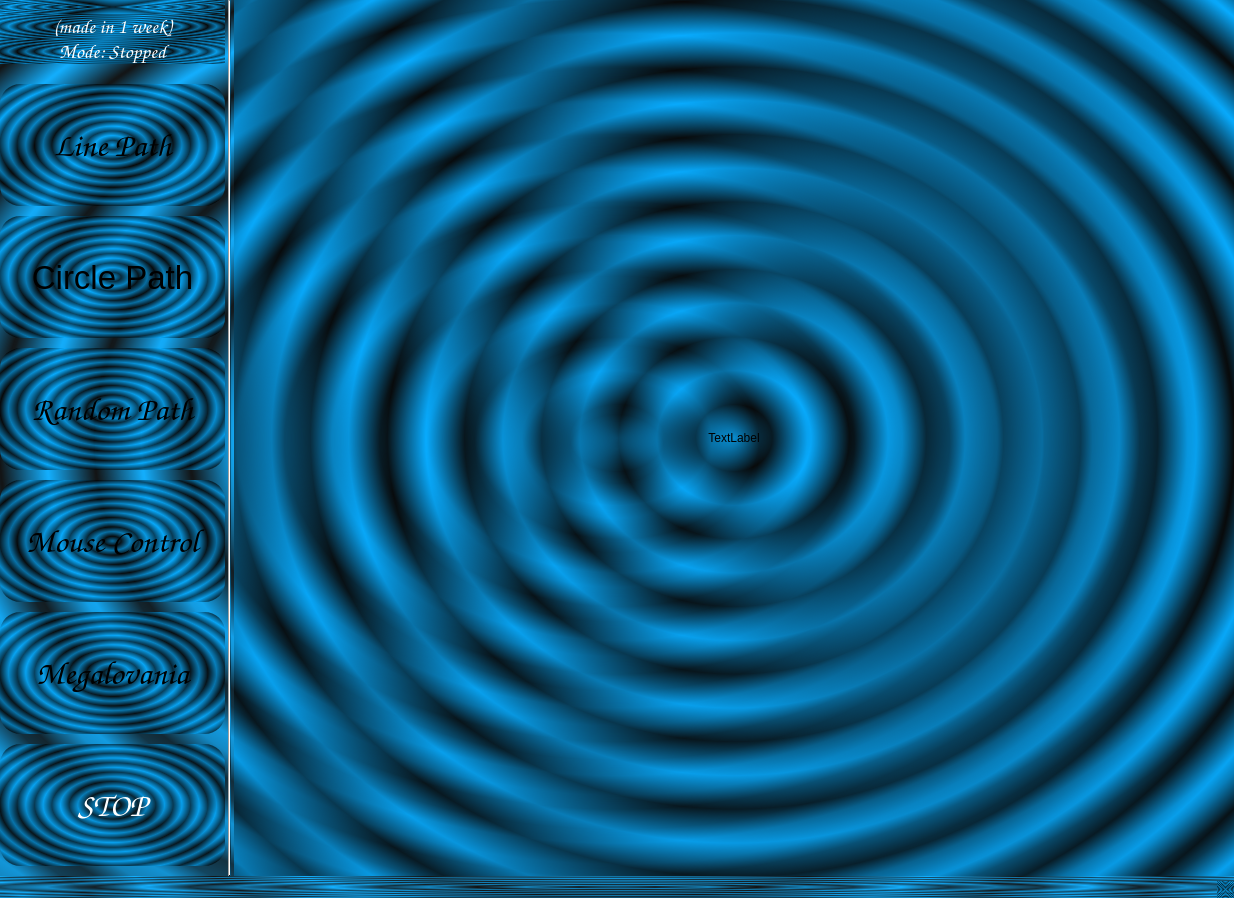
Old version of the form better_gui/new_gui.ui in the repository ultrasonic-homies/ultrasonic-holography.
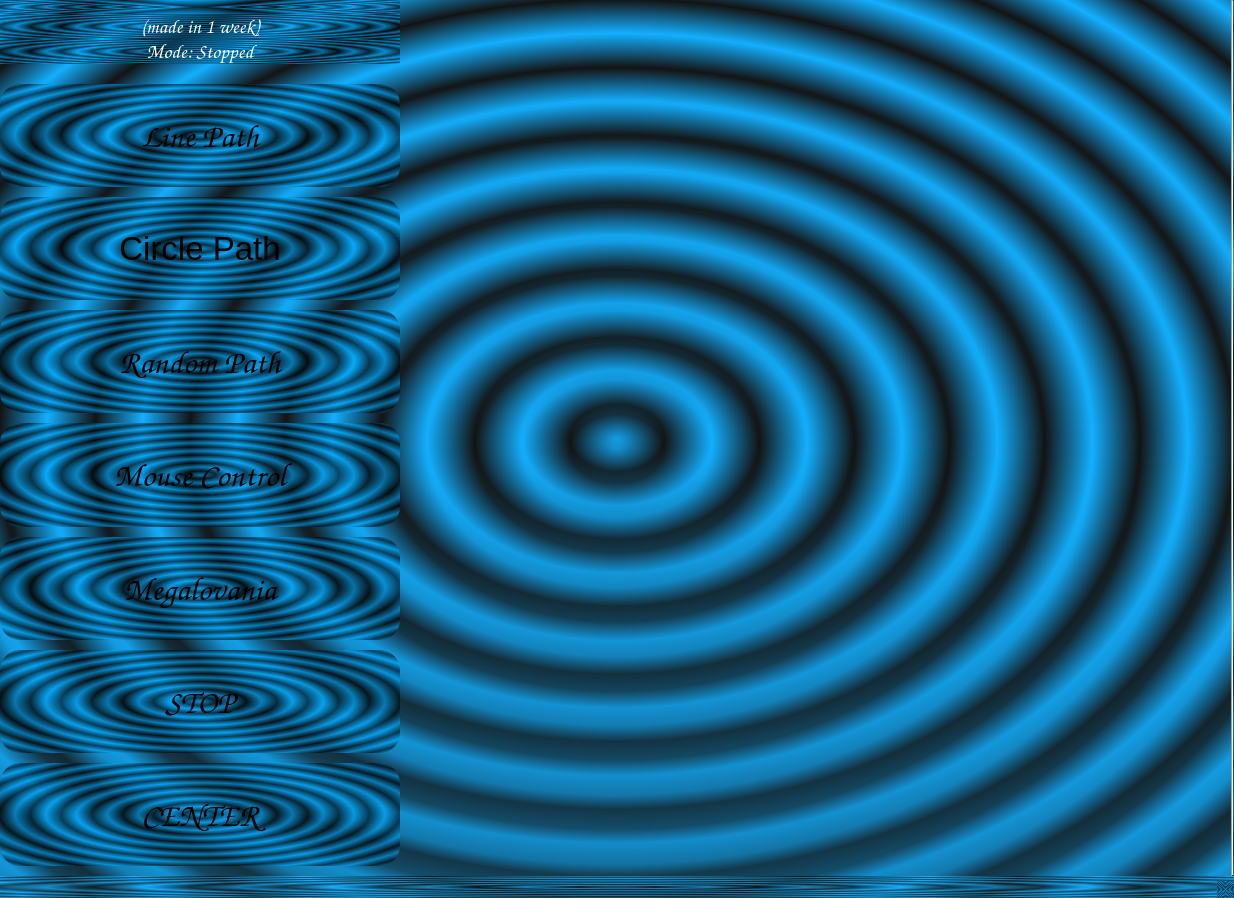
New version of the form. Icons and pictures are not drawn.

Commit message: add center button

The edit to the form file:
```diff
--- a/better_gui/new_gui.ui
+++ b/better_gui/new_gui.ui
@@ -20,7 +20,7 @@
    <string notr="true">background-color: qradialgradient(spread:repeat, cx:0.5, cy:0.5, radius:0.077, fx:0.5, fy:0.5, stop:0 rgba(0, 169, 255, 147), stop:0.497326 rgba(0, 0, 0, 147), stop:1 rgba(0, 169, 255, 147))</string>
   </property>
   <widget class="QWidget" name="centralwidget">
-   <layout class="QHBoxLayout" name="horizontalLayout" stretch="1,0,5">
+   <layout class="QHBoxLayout" name="horizontalLayout" stretch="1,0">
     <property name="spacing">
      <number>3</number>
     </property>
@@ -439,11 +439,11 @@
         </property>
         <property name="styleSheet">
          <string notr="true">QPushButton {
-	background-color: qlineargradient(spread:pad, x1:0, y1:0, x2:0, y2:1, stop:0 rgb(149, 81, 166), 	stop:1 rgb(149, 131, 216));
+	background-color: qlineargradient(spread:pad, x1:0, y1:0, x2:0, y2:1, stop:0 rgb(169, 101, 186), 	stop:1 rgb(169, 151, 226));
 	border-radius: 20px;
 	border-image: none;
 	border: none;
-	color: white;
+	color: black;
 }
 
 QPushButton:hover {
@@ -455,6 +455,60 @@
         </property>
        </widget>
       </item>
+      <item>
+       <spacer name="verticalSpacer_7">
+        <property name="orientation">
+         <enum>Qt::Vertical</enum>
+        </property>
+        <property name="sizeType">
+         <enum>QSizePolicy::Minimum</enum>
+        </property>
+        <property name="sizeHint" stdset="0">
+         <size>
+          <width>20</width>
+          <height>10</height>
+         </size>
+        </property>
+       </spacer>
+      </item>
+      <item>
+       <widget class="QPushButton" name="center_button">
+        <property name="sizePolicy">
+         <sizepolicy hsizetype="Minimum" vsizetype="Expanding">
+          <horstretch>0</horstretch>
+          <verstretch>0</verstretch>
+         </sizepolicy>
+        </property>
+        <property name="maximumSize">
+         <size>
+          <width>400</width>
+          <height>16777215</height>
+         </size>
+        </property>
+        <property name="font">
+         <font>
+          <family>Comic Sans MS</family>
+          <pointsize>25</pointsize>
+         </font>
+        </property>
+        <property name="styleSheet">
+         <string notr="true">QPushButton {
+	background-color: qlineargradient(spread:pad, x1:0, y1:0, x2:0, y2:1, stop:0 rgb(255, 105, 180), 	stop:1 rgb(255, 155, 230));
+	border-radius: 20px;
+	border-image: none;
+	border: none;
+	color: black;
+}
+
+QPushButton:hover {
+    border: 2px solid #C9D6EA;
+}</string>
+        </property>
+        <property name="text">
+         <string>CENTER</string>
+        </property>
+       </widget>
+      </item>
       <item>
        <spacer name="verticalSpacer_6">
         <property name="orientation">
@@ -480,28 +534,6 @@
       </property>
      </widget>
     </item>
-    <item>
-     <widget class="QLabel" name="big_label">
-      <property name="sizePolicy">
-       <sizepolicy hsizetype="MinimumExpanding" vsizetype="Maximum">
-        <horstretch>0</horstretch>
-        <verstretch>0</verstretch>
-       </sizepolicy>
-      </property>
-      <property name="maximumSize">
-       <size>
-        <width>1000</width>
-        <height>1000</height>
-       </size>
-      </property>
-      <property name="text">
-       <string>TextLabel</string>
-      </property>
-      <property name="alignment">
-       <set>Qt::AlignCenter</set>
-      </property>
-     </widget>
-    </item>
    </layout>
   </widget>
   <widget class="QMenuBar" name="menubar">
```
The commit also changes 1 other file.
